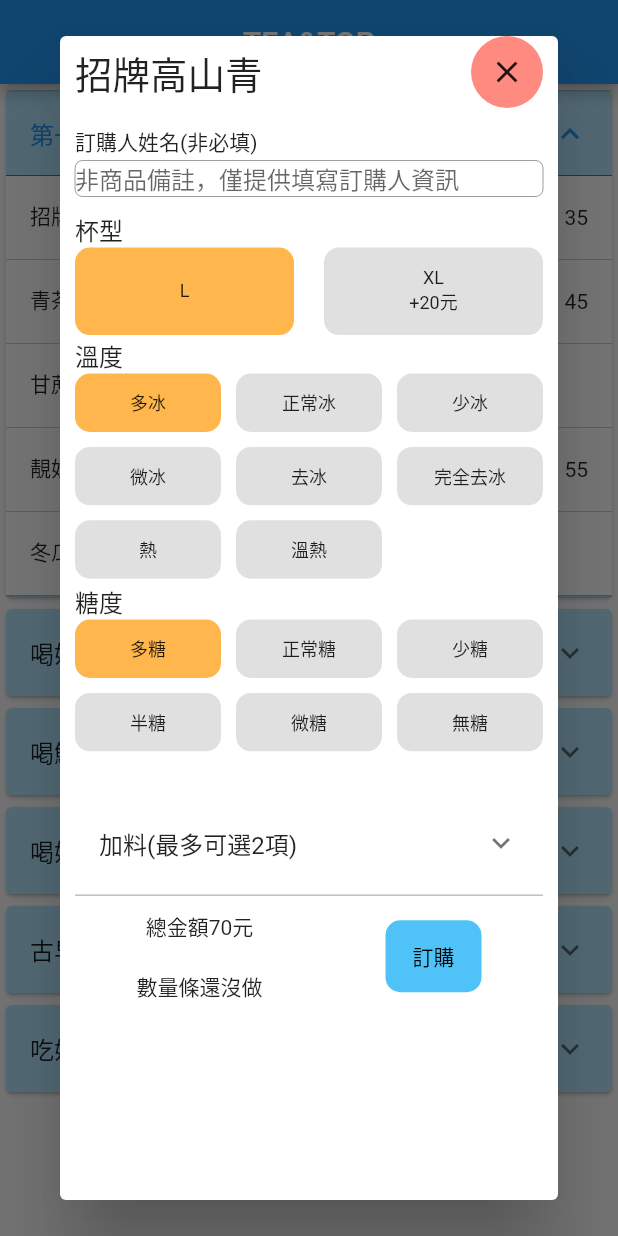
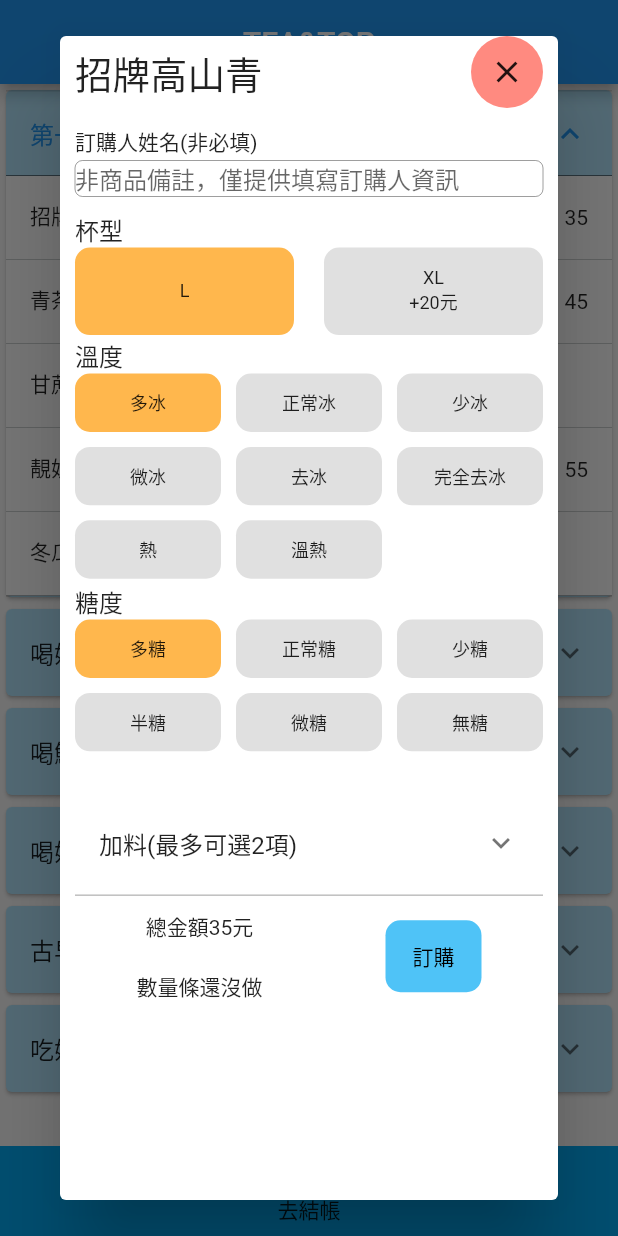
Before and after one commit to ramars250/tea_app, a Flutter app: the screen it shows after launch, after a tap on "第一味青茶系", after a tap on "招牌高山青", on a phone screen of 412 x 824 dp. Run offline on Flutter 3.47's test engine with Material 2 defaults, Android fonts, the phone set to English and light mode, and no system bars.

Commit message:
新增Navigator.push至購物車，並於購物車顯示訂購內容

```diff
--- a/lib/main.dart
+++ b/lib/main.dart
@@ -1,5 +1,4 @@
 import 'package:tea_app/page/detail_page.dart';
-
 import 'page/front_page.dart';
 import 'package:flutter/material.dart';
 
--- a/lib/page/front_page.dart
+++ b/lib/page/front_page.dart
@@ -12,14 +12,29 @@ class FrontPage extends StatefulWidget {
   State<FrontPage> createState() => _FrontPageState();
 }
 
+class DetailItems {
+  final String orderName;
+  final String title;
+  final String cupSize;
+  final String iceCube;
+  final String sweet;
+
+  // final String feed;
+  DetailItems(this.orderName, this.title, this.cupSize, this.iceCube, this.sweet);
+}
+
 class _FrontPageState extends State<FrontPage> {
   //創一個名字為data屬於TeaData的列表
   List<TeaData> data = [];
   List<CustomerData> cData = [];
+  //文本控制器
+  final textController = TextEditingController();
   int tap_index = 0;
+  String cName;
+  String cTitle;
   String cSize;
   String cIce;
-  String sweet;
+  String cSweet;
 
   @override
   void initState() {
@@ -52,7 +67,36 @@ class _FrontPageState extends State<FrontPage> {
             );
           }).toList(),
         ),
+        bottomNavigationBar: Container(
+          width: MediaQuery.of(context).size.width,
+          height: 60,
+          color: Colors.lightBlue,
+          child: InkWell(
+            onTap: () {
+              //將DeTailItem的資料推送到DetailPage頁面
+              Navigator.push(
+                context,
+                MaterialPageRoute(
+                  builder: (context) => DetailPage(
+                    detailitems: DetailItems(cName, cTitle, cSize, cIce, cSweet),
+                  ),
+                ),
               );
+            },
+            child: Padding(
+              padding: EdgeInsets.only(top: 8),
+              child: Column(
+                children: [
+                  Icon(
+                    Icons.shopping_cart,
+                    color: Colors.black,
+                  ),
+                  Text('去結帳'),
+                ],
+              ),
+            ),
+          ),
+        ));
   }
 
   //teaTitle列表
@@ -109,6 +153,8 @@ class _FrontPageState extends State<FrontPage> {
                   setState(() {
                     // print(index);
                     tap_index = index;
+                    cName = textController.text;
+                    cTitle = itemList.itemTitle;
                     cSize = sizeList;
                   });
                 },
@@ -197,7 +243,7 @@ class _FrontPageState extends State<FrontPage> {
                   setState(() {
                     // print("Tapped index: $index");
                     tap_index = index;
-                    sweet = sewwtList;
+                    cSweet = sewwtList;
                   });
                 },
                 child: Container(
@@ -256,6 +302,7 @@ class _FrontPageState extends State<FrontPage> {
                   child: Text('訂購人姓名(非必填)')),
               Container(
                 child: TextField(
+                  controller: textController,
                   textAlign: TextAlign.start,
                   textAlignVertical: TextAlignVertical.center,
                   autofocus: false,
@@ -289,7 +336,7 @@ class _FrontPageState extends State<FrontPage> {
                       Column(
                         mainAxisAlignment: MainAxisAlignment.spaceAround,
                         children: [
-                          Container(child: Text('總金額${itemList.hotPrice+itemList.coldPrice}元')),
+                          Container(child: Text('總金額${itemList.coldPrice}元')),
                           Container(child: Text('數量條還沒做'))
                         ],
                       ),
@@ -304,13 +351,19 @@ class _FrontPageState extends State<FrontPage> {
                               style: TextStyle(color: Colors.black),
                             ),
                             onPressed: () {
-                              Navigator.of(context).pushNamed(DetailPage().routeName,
-                              arguments: {
-                                'title': itemList.itemTitle,
-                                'size': cSize,
-                                'ice': cIce,
-                                'sweet': sweet,
-                              });
+                              //將訂購頁的資料返回主頁
+                              Navigator.of(context)
+                                  .pop(DetailItems(cName, cTitle, cSize, cIce, cSweet));
+                              print(DetailItems(cName, cTitle, cSize, cIce, cSweet)
+                                  .title);
+                              // Navigator.of(context).pushNamed(
+                              //     DetailPage().routeName,
+                              //     arguments: {
+                              //       'title': itemList.itemTitle,
+                              //       'size': cSize,
+                              //       'ice': cIce,
+                              //       'sweet': sweet,
+                              //     });
                             }),
                       ),
                     ],
@@ -321,6 +374,7 @@ class _FrontPageState extends State<FrontPage> {
       ),
     );
   }
+
   //選擇加料的程式
   ExpansionTile buildFeed() {
     return ExpansionTile(
@@ -342,8 +396,7 @@ class _FrontPageState extends State<FrontPage> {
                 height: 25,
                 alignment: Alignment.center,
                 decoration: BoxDecoration(
-                            borderRadius:
-                                BorderRadius.all(Radius.circular(10)),
+                    borderRadius: BorderRadius.all(Radius.circular(10)),
                     color: Colors.orange[300]),
                 child: Text(feedList,
                     style: TextStyle(fontSize: 12),
```
Also changed, not shown: lib/page/detail_page.dart (+27 -16 lines). Lines whose indentation alone changed are shown as unchanged.
